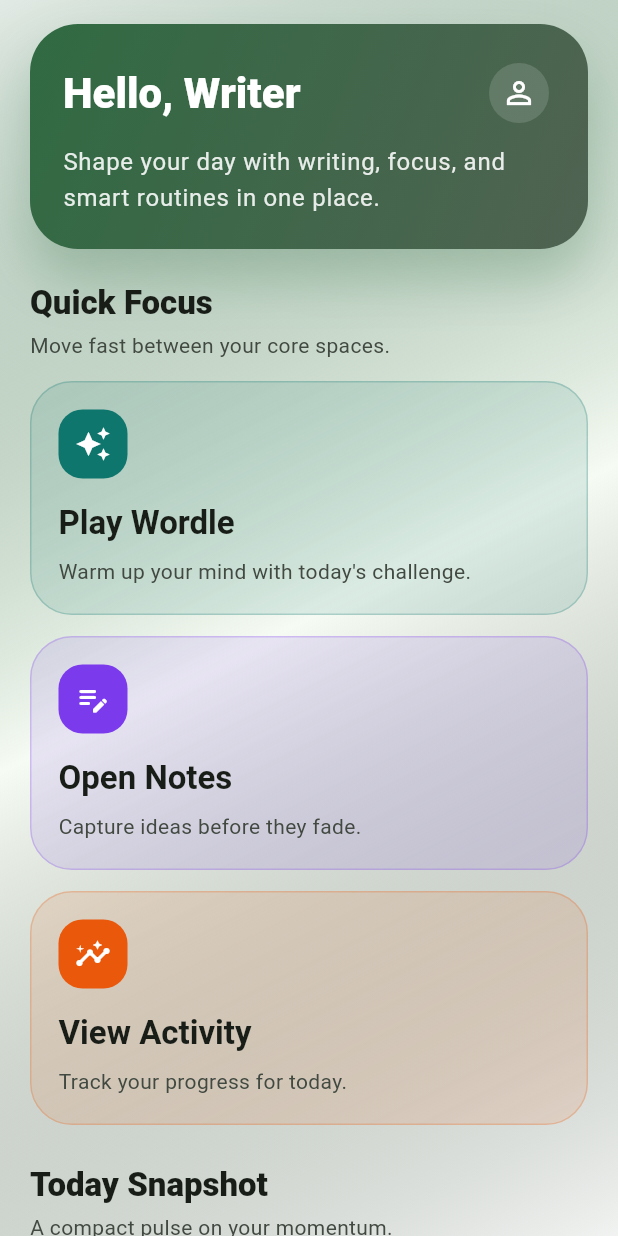
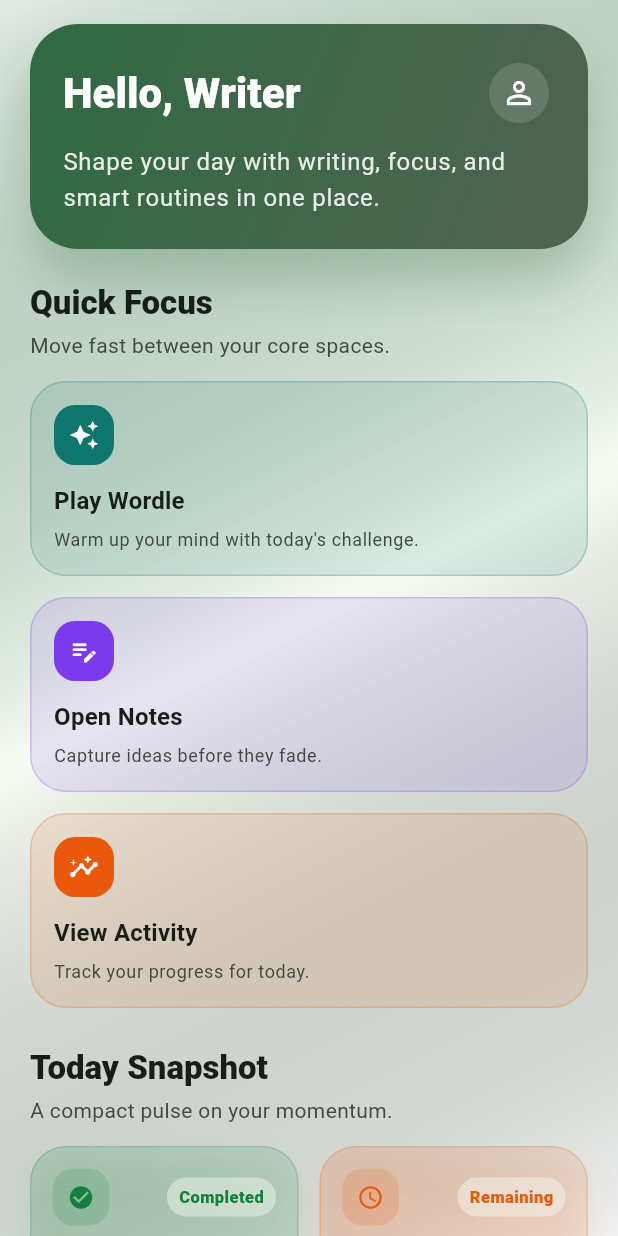
Before and after one commit to IbrahimElshishtawy/worblenote, a Flutter app: the HomeDashboardPage screen opened directly with empty values, on a phone screen of 412 x 824 dp. Run offline on Flutter 3.47's test engine with Material 3 defaults, Android fonts, the phone set to English and light mode, and no system bars; our stand-ins replace cloud_firestore, firebase_core, flutter_bloc, flutter_local_notifications, lucide_icons, shared_preferences and 2 more; accounts and stored records are empty.

Commit message:
`Updated translations and layout for Arabic language support`

```diff
--- a/writdle/lib/core/app_localizations.dart
+++ b/writdle/lib/core/app_localizations.dart
@@ -5,10 +5,7 @@ class AppLocalizations {
 
   final Locale locale;
 
-  static const supportedLocales = [
-    Locale('en'),
-    Locale('ar'),
-  ];
+  static const supportedLocales = [Locale('en'), Locale('ar')];
 
   static AppLocalizations of(BuildContext context) {
     final localizations = Localizations.of<AppLocalizations>(
@@ -45,21 +42,28 @@ class AppLocalizations {
       'every_12_hours': 'Every 12 hours',
       'every_24_hours': 'Every 24 hours',
       'daily_game_reminder': 'Daily game reminder',
-      'daily_game_reminder_subtitle': 'Show a local reminder outside the app every day.',
+      'daily_game_reminder_subtitle':
+          'Show a local reminder outside the app every day.',
       'reminder_time': 'Reminder time',
-      'wordle_setup_help': 'Difficulty controls the number of attempts. Next round time controls when the game becomes available again after finishing. Daily reminder shows a local notification at your chosen time.',
+      'wordle_setup_help':
+          'Difficulty controls the number of attempts. Next round time controls when the game becomes available again after finishing. Daily reminder shows a local notification at your chosen time.',
       'competitive_layout': 'Competitive layout',
-      'competitive_layout_subtitle': 'Use a sharper, match-style game presentation.',
+      'competitive_layout_subtitle':
+          'Use a sharper, match-style game presentation.',
       'high_contrast_colors': 'High contrast colors',
       'high_contrast_colors_subtitle': 'Improve tile and keyboard visibility.',
       'manual_restart_only': 'Manual restart only',
-      'manual_restart_only_subtitle': 'Keep finished rounds until you restart yourself.',
+      'manual_restart_only_subtitle':
+          'Keep finished rounds until you restart yourself.',
       'show_gameplay_hints': 'Show gameplay hints',
-      'show_gameplay_hints_subtitle': 'Display helper text around results and states.',
+      'show_gameplay_hints_subtitle':
+          'Display helper text around results and states.',
       'show_attempt_badge': 'Show attempt badge',
-      'show_attempt_badge_subtitle': 'Display the live attempt counter on the game HUD.',
+      'show_attempt_badge_subtitle':
+          'Display the live attempt counter on the game HUD.',
       'show_countdown_badge': 'Show countdown badge',
-      'show_countdown_badge_subtitle': 'Display cooldown timer on the game HUD after finishing.',
+      'show_countdown_badge_subtitle':
+          'Display cooldown timer on the game HUD after finishing.',
       'home': 'Home',
       'wordle': 'Wordle',
       'notes': 'Notes',
@@ -85,7 +89,8 @@ class AppLocalizations {
       'recent_wins_subtitle': 'Small highlights keep the rhythm going.',
       'your_daily_activity': 'Your Daily Activity',
       'daily_progress': 'Daily Progress: {completed} / {total}',
-      'activity_saved_locally': 'All activity data and task changes are saved locally on this phone.',
+      'activity_saved_locally':
+          'All activity data and task changes are saved locally on this phone.',
       'manage_tasks': 'Manage Tasks',
       'no_tasks_for_day': 'No tasks for this day. Add some!',
       'all_caught_up': 'All caught up for today!',
@@ -100,15 +105,18 @@ class AppLocalizations {
       'stats': 'Stats',
       'match_state': 'Match State',
       'performance_overview': 'Performance Overview',
-      'performance_overview_subtitle': 'Your local Wordle record, win spread, and latest round summary.',
+      'performance_overview_subtitle':
+          'Your local Wordle record, win spread, and latest round summary.',
       'games': 'Games',
       'wins': 'Wins',
       'losses': 'Losses',
       'attempt_breakdown': 'Attempt Breakdown',
-      'attempt_breakdown_subtitle': 'See how often you finish in each round window.',
+      'attempt_breakdown_subtitle':
+          'See how often you finish in each round window.',
       'back_to_game': 'Back to game',
       'reset_statistics': 'Reset statistics',
-      'reset_statistics_message': 'This will clear all saved Wordle performance data on this device.',
+      'reset_statistics_message':
+          'This will clear all saved Wordle performance data on this device.',
       'cancel': 'Cancel',
       'reset': 'Reset',
       'notes_empty': 'No notes yet',
@@ -155,26 +163,32 @@ class AppLocalizations {
       'every_12_hours': 'كل 12 ساعة',
       'every_24_hours': 'كل 24 ساعة',
       'daily_game_reminder': 'تذكير اللعبة اليومي',
-      'daily_game_reminder_subtitle': 'أظهر تذكيرًا محليًا خارج التطبيق كل يوم.',
+      'daily_game_reminder_subtitle':
+          'أظهر تذكيرًا محليًا خارج التطبيق كل يوم.',
       'reminder_time': 'وقت التذكير',
-      'wordle_setup_help': 'الصعوبة تتحكم في عدد المحاولات. وقت الجولة التالية يحدد متى تتاح اللعبة مرة أخرى بعد الانتهاء. التذكير اليومي يرسل إشعارًا محليًا في الوقت الذي تختاره.',
+      'wordle_setup_help':
+          'الصعوبة تتحكم في عدد المحاولات. وقت الجولة التالية يحدد متى تتاح اللعبة مرة أخرى بعد الانتهاء. التذكير اليومي يرسل إشعارًا محليًا في الوقت الذي تختاره.',
       'competitive_layout': 'واجهة تنافسية',
-      'competitive_layout_subtitle': 'استخدم عرضًا أكثر حدة وأقرب لأجواء المباريات.',
+      'competitive_layout_subtitle':
+          'استخدم عرضًا أكثر حدة وأقرب لأجواء المباريات.',
       'high_contrast_colors': 'ألوان عالية التباين',
       'high_contrast_colors_subtitle': 'حسّن وضوح المربعات ولوحة المفاتيح.',
       'manual_restart_only': 'إعادة تشغيل يدوية فقط',
-      'manual_restart_only_subtitle': 'احتفظ بالجولة المنتهية حتى تعيد التشغيل بنفسك.',
+      'manual_restart_only_subtitle':
+          'احتفظ بالجولة المنتهية حتى تعيد التشغيل بنفسك.',
       'show_gameplay_hints': 'إظهار تلميحات اللعب',
-      'show_gameplay_hints_subtitle': 'اعرض نصوصًا مساعدة حول النتائج والحالات.',
+      'show_gameplay_hints_subtitle':
+          'اعرض نصوصًا مساعدة حول النتائج والحالات.',
       'show_attempt_badge': 'إظهار شارة المحاولة',
-      'show_attempt_badge_subtitle': 'اعرض عداد المحاولة الحالي في واجهة اللعبة.',
+      'show_attempt_badge_subtitle':
+          'اعرض عداد المحاولة الحالي في واجهة اللعبة.',
       'show_countdown_badge': 'إظهار شارة العد التنازلي',
       'show_countdown_badge_subtitle': 'اعرض مؤقت التهدئة بعد انتهاء الجولة.',
       'home': 'الرئيسية',
       'wordle': 'ووردل',
       'notes': 'الملاحظات',
       'activity': 'النشاط',
-      'profile': 'الملف الشخصي',
+      'profile': 'الملف ',
       'quick_focus': 'وصول سريع',
       'quick_focus_subtitle': 'تحرك بسرعة بين أقسامك الأساسية.',
       'play_wordle': 'العب ووردل',
@@ -195,7 +209,8 @@ class AppLocalizations {
       'recent_wins_subtitle': 'النجاحات الصغيرة تحافظ على الإيقاع.',
       'your_daily_activity': 'نشاطك اليومي',
       'daily_progress': 'تقدم اليوم: {completed} / {total}',
-      'activity_saved_locally': 'جميع بيانات النشاط وتغييرات المهام محفوظة محليًا على هذا الهاتف.',
+      'activity_saved_locally':
+          'جميع بيانات النشاط وتغييرات المهام محفوظة محليًا على هذا الهاتف.',
       'manage_tasks': 'إدارة المهام',
       'no_tasks_for_day': 'لا توجد مهام لهذا اليوم. أضف بعضًا منها!',
       'all_caught_up': 'تم إنجاز كل شيء لهذا اليوم!',
@@ -210,15 +225,18 @@ class AppLocalizations {
       'stats': 'الإحصائيات',
       'match_state': 'حالة المباراة',
       'performance_overview': 'ملخص الأداء',
-      'performance_overview_subtitle': 'سجلك المحلي في ووردل وتوزيع الفوز وملخص آخر جولة.',
+      'performance_overview_subtitle':
+          'سجلك المحلي في ووردل وتوزيع الفوز وملخص آخر جولة.',
       'games': 'الألعاب',
       'wins': 'الانتصارات',
       'losses': 'الخسائر',
       'attempt_breakdown': 'توزيع المحاولات',
-      'attempt_breakdown_subtitle': 'شاهد عدد مرات إنهاء الجولة في كل نافذة محاولة.',
+      'attempt_breakdown_subtitle':
+          'شاهد عدد مرات إنهاء الجولة في كل نافذة محاولة.',
       'back_to_game': 'العودة إلى اللعبة',
       'reset_statistics': 'إعادة ضبط الإحصائيات',
-      'reset_statistics_message': 'سيؤدي هذا إلى مسح جميع بيانات أداء ووردل المحفوظة على هذا الجهاز.',
+      'reset_statistics_message':
+          'سيؤدي هذا إلى مسح جميع بيانات أداء ووردل المحفوظة على هذا الجهاز.',
       'cancel': 'إلغاء',
       'reset': 'إعادة ضبط',
       'notes_empty': 'لا توجد ملاحظات بعد',
@@ -256,14 +274,14 @@ class AppLocalizations {
   }
 }
 
-class _AppLocalizationsDelegate extends LocalizationsDelegate<AppLocalizations> {
+class _AppLocalizationsDelegate
+    extends LocalizationsDelegate<AppLocalizations> {
   const _AppLocalizationsDelegate();
 
   @override
-  bool isSupported(Locale locale) =>
-      AppLocalizations.supportedLocales.any(
-        (supported) => supported.languageCode == locale.languageCode,
-      );
+  bool isSupported(Locale locale) => AppLocalizations.supportedLocales.any(
+    (supported) => supported.languageCode == locale.languageCode,
+  );
 
   @override
   Future<AppLocalizations> load(Locale locale) async {
@@ -271,7 +289,8 @@ class _AppLocalizationsDelegate extends LocalizationsDelegate<AppLocalizations>
   }
 
   @override
-  bool shouldReload(covariant LocalizationsDelegate<AppLocalizations> old) => false;
+  bool shouldReload(covariant LocalizationsDelegate<AppLocalizations> old) =>
+      false;
 }
 
 extension AppLocalizationsX on BuildContext {
--- a/writdle/lib/presentation/widgets/home/home_bottom_nav.dart
+++ b/writdle/lib/presentation/widgets/home/home_bottom_nav.dart
@@ -22,10 +22,10 @@ class HomeBottomNav extends StatelessWidget {
     return SafeArea(
       minimum: const EdgeInsets.fromLTRB(16, 0, 16, 16),
       child: Container(
-        padding: const EdgeInsets.symmetric(horizontal: 10, vertical: 8),
+        padding: const EdgeInsets.symmetric(horizontal: 8, vertical: 7),
         decoration: BoxDecoration(
           color: scheme.surface.withValues(alpha: 0.94),
-          borderRadius: BorderRadius.circular(28),
+          borderRadius: BorderRadius.circular(26),
           border: Border.all(color: scheme.outlineVariant),
           boxShadow: [
             BoxShadow(
--- a/writdle/lib/presentation/widgets/home/home_nav_item.dart
+++ b/writdle/lib/presentation/widgets/home/home_nav_item.dart
@@ -17,6 +17,7 @@ class HomeNavItem extends StatelessWidget {
   Widget build(BuildContext context) {
     final theme = Theme.of(context);
     final scheme = theme.colorScheme;
+    final isArabic = Localizations.localeOf(context).languageCode == 'ar';
 
     return Expanded(
       child: InkWell(
@@ -25,7 +26,10 @@ class HomeNavItem extends StatelessWidget {
         child: AnimatedContainer(
           duration: const Duration(milliseconds: 260),
           curve: Curves.easeOutCubic,
-          padding: const EdgeInsets.symmetric(horizontal: 9, vertical: 10),
+          padding: EdgeInsets.symmetric(
+            horizontal: isArabic ? 7 : 9,
+            vertical: isArabic ? 9 : 10,
+          ),
           decoration: BoxDecoration(
             color: isSelected
                 ? scheme.primary.withValues(alpha: 0.14)
@@ -47,6 +51,7 @@ class HomeNavItem extends StatelessWidget {
               AnimatedDefaultTextStyle(
                 duration: const Duration(milliseconds: 220),
                 style: theme.textTheme.labelSmall!.copyWith(
+                  fontSize: isArabic ? 10 : 11,
                   fontWeight: FontWeight.w700,
                   color: isSelected ? scheme.primary : scheme.onSurfaceVariant,
                 ),
--- a/writdle/lib/presentation/widgets/home/quick_action_card.dart
+++ b/writdle/lib/presentation/widgets/home/quick_action_card.dart
@@ -20,43 +20,46 @@ class QuickActionCard extends StatelessWidget {
   Widget build(BuildContext context) {
     final width = MediaQuery.of(context).size.width;
     final cardWidth = width > 760 ? (width - 76) / 3 : double.infinity;
+    final theme = Theme.of(context);
 
     return InkWell(
       onTap: onTap,
-      borderRadius: BorderRadius.circular(28),
+      borderRadius: BorderRadius.circular(24),
       child: Container(
         width: cardWidth,
-        padding: const EdgeInsets.all(18),
+        padding: const EdgeInsets.all(15),
         decoration: BoxDecoration(
           color: accent.withValues(alpha: 0.12),
-          borderRadius: BorderRadius.circular(28),
+          borderRadius: BorderRadius.circular(24),
           border: Border.all(color: accent.withValues(alpha: 0.24)),
         ),
         child: Column(
           crossAxisAlignment: CrossAxisAlignment.start,
           children: [
             Container(
-              width: 46,
-              height: 46,
+              width: 40,
+              height: 40,
               decoration: BoxDecoration(
                 color: accent,
-                borderRadius: BorderRadius.circular(16),
+                borderRadius: BorderRadius.circular(14),
               ),
-              child: Icon(icon, color: Colors.white),
+              child: Icon(icon, color: Colors.white, size: 20),
             ),
-            const SizedBox(height: 16),
+            const SizedBox(height: 12),
             Text(
               title,
-              style: Theme.of(context).textTheme.titleLarge?.copyWith(
+              style: theme.textTheme.titleMedium?.copyWith(
                     fontWeight: FontWeight.w700,
                   ),
             ),
-            const SizedBox(height: 8),
+            const SizedBox(height: 6),
             Text(
               subtitle,
-              style: Theme.of(context).textTheme.bodyMedium?.copyWith(
-                    color: Theme.of(context).colorScheme.onSurfaceVariant,
-                    height: 1.45,
+              maxLines: 2,
+              overflow: TextOverflow.ellipsis,
+              style: theme.textTheme.bodySmall?.copyWith(
+                    color: theme.colorScheme.onSurfaceVariant,
+                    height: 1.35,
                   ),
             ),
           ],
--- a/writdle/lib/presentation/widgets/home/stat_card.dart
+++ b/writdle/lib/presentation/widgets/home/stat_card.dart
@@ -19,26 +19,71 @@ class StatCard extends StatelessWidget {
   @override
   Widget build(BuildContext context) {
     final theme = Theme.of(context);
+    final scheme = theme.colorScheme;
 
     return LayoutBuilder(
       builder: (context, constraints) {
         return Container(
-          padding: const EdgeInsets.all(12),
+          padding: const EdgeInsets.all(14),
           decoration: BoxDecoration(
+            gradient: LinearGradient(
+              colors: [
+                color.withValues(alpha: 0.16),
+                color.withValues(alpha: 0.08),
+              ],
+              begin: Alignment.topLeft,
+              end: Alignment.bottomRight,
+            ),
+            borderRadius: BorderRadius.circular(24),
+            border: Border.all(color: color.withValues(alpha: 0.20)),
+            boxShadow: [
+              BoxShadow(
                 color: color.withValues(alpha: 0.10),
-            borderRadius: BorderRadius.circular(24),
-            border: Border.all(color: color.withValues(alpha: 0.22)),
+                blurRadius: 18,
+                offset: const Offset(0, 10),
               ),
-          child: SingleChildScrollView(
-            physics: const NeverScrollableScrollPhysics(),
+            ],
+          ),
           child: ConstrainedBox(
-              constraints: BoxConstraints(minHeight: constraints.maxHeight - 24),
+            constraints: BoxConstraints(minHeight: constraints.maxHeight),
             child: Column(
               crossAxisAlignment: CrossAxisAlignment.start,
-                mainAxisAlignment: MainAxisAlignment.spaceBetween,
               children: [
-                  Icon(icon, color: color, size: 18),
-                  const SizedBox(height: 8),
+                Row(
+                  children: [
+                    Container(
+                      width: 38,
+                      height: 38,
+                      decoration: BoxDecoration(
+                        color: color.withValues(alpha: 0.16),
+                        borderRadius: BorderRadius.circular(14),
+                      ),
+                      child: Icon(icon, color: color, size: 18),
+                    ),
+                    const Spacer(),
+                    Container(
+                      padding: const EdgeInsets.symmetric(
+                        horizontal: 8,
+                        vertical: 5,
+                      ),
+                      decoration: BoxDecoration(
+                        color: scheme.surface.withValues(alpha: 0.45),
+                        borderRadius: BorderRadius.circular(999),
+                      ),
+                      child: Text(
+                        label,
+                        maxLines: 1,
+                        overflow: TextOverflow.ellipsis,
+                        style: theme.textTheme.labelSmall?.copyWith(
+                          fontWeight: FontWeight.w800,
+                          color: color,
+                          letterSpacing: 0.3,
+                        ),
+                      ),
+                    ),
+                  ],
+                ),
+                const Spacer(),
                 FittedBox(
                   fit: BoxFit.scaleDown,
                   alignment: Alignment.centerLeft,
@@ -46,34 +91,34 @@ class StatCard extends StatelessWidget {
                     value,
                     maxLines: 1,
                     overflow: TextOverflow.ellipsis,
-                      style: theme.textTheme.titleMedium?.copyWith(
-                            fontWeight: FontWeight.w800,
+                    style: theme.textTheme.headlineSmall?.copyWith(
+                      fontWeight: FontWeight.w900,
                       height: 1,
+                      color: scheme.onSurface,
                     ),
                   ),
                 ),
-                  const SizedBox(height: 4),
-                  Text(
-                    label,
-                    maxLines: 1,
-                    overflow: TextOverflow.ellipsis,
-                    style: theme.textTheme.labelLarge?.copyWith(
-                          fontWeight: FontWeight.w700,
-                          height: 1.1,
+                const SizedBox(height: 6),
+                Container(
+                  width: 34,
+                  height: 3,
+                  decoration: BoxDecoration(
+                    color: color.withValues(alpha: 0.75),
+                    borderRadius: BorderRadius.circular(999),
                   ),
                 ),
-                  const SizedBox(height: 4),
+                const SizedBox(height: 8),
                 Text(
                   helper,
                   maxLines: 2,
                   overflow: TextOverflow.ellipsis,
-                    style: theme.textTheme.labelSmall?.copyWith(
-                          color: theme.colorScheme.onSurfaceVariant,
-                          height: 1.15,
+                  style: theme.textTheme.bodySmall?.copyWith(
+                    fontSize: 11,
+                    color: scheme.onSurfaceVariant,
+                    height: 1.25,
                   ),
                 ),
               ],
-              ),
             ),
           ),
         );
```
Lines whose indentation alone changed are shown as unchanged.
